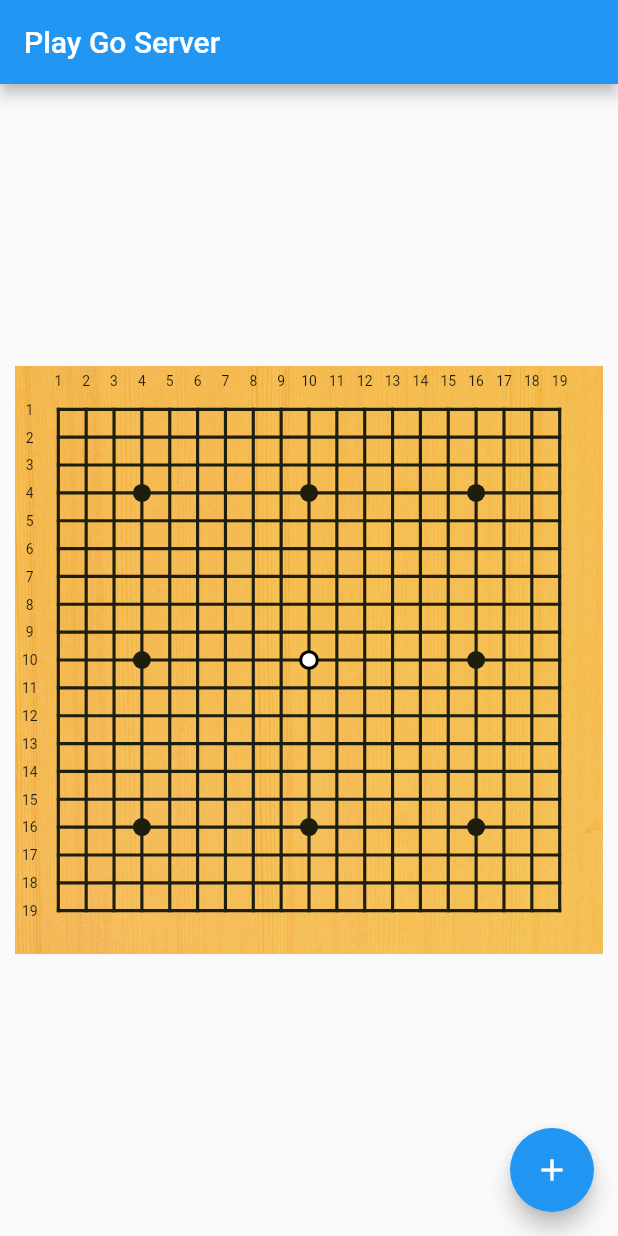
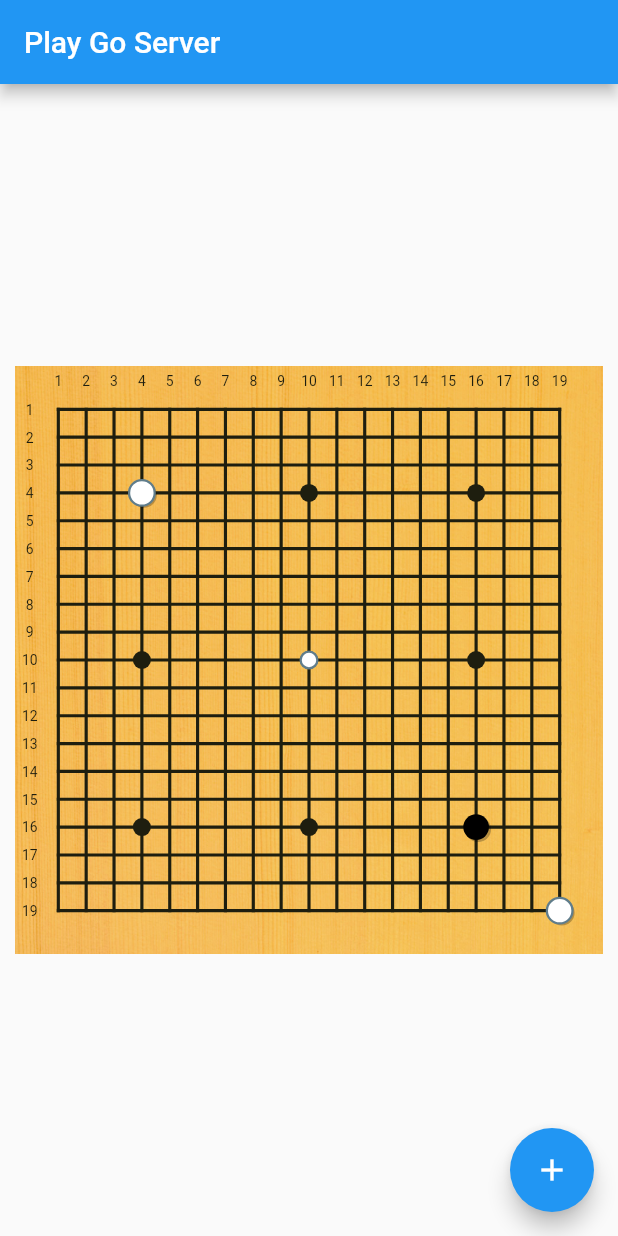
Before and after one commit to le-doude/playgo, a Flutter app: the screen it shows after launch, on a phone screen of 412 x 824 dp. Run offline on Flutter 3.47's test engine with Material 2 defaults, Android fonts, the phone set to English and light mode, and no system bars; our stand-ins replace logger.

Commit message:
Draw shadows

```diff
--- a/client/lib/go/board/layout.dart
+++ b/client/lib/go/board/layout.dart
@@ -9,9 +9,28 @@ class Layout {
 
   Layout(this.columns, this.rows, this.startPoints);
 
-  List<List<Intersection>> generateTable(Intersection Function(int column, int row) initIntersection) {
-    return List.generate(this.columns, (column) =>
-        List.generate(this.rows, (row) => initIntersection.call(column, row)));
+  List<List<Intersection>> generateTable(
+      Intersection Function(int column, int row) initIntersection) {
+    return List.generate(
+        this.columns,
+        (column) => List.generate(
+            this.rows, (row) => initIntersection.call(column, row)));
+  }
+
+  Set<BoardCoordinate> computeNeighbours(BoardCoordinate coordinate) {
+    return [
+      coordinate.translate(0, 1),
+      coordinate.translate(1, 0),
+      coordinate.translate(-1, 0),
+      coordinate.translate(0, -1),
+    ].where((e) => this.includes(e)).toSet();
+  }
+
+  bool includes(BoardCoordinate coordinate) {
+    return 0 <= coordinate.column &&
+        coordinate.column < this.columns &&
+        0 <= coordinate.row &&
+        coordinate.row < this.rows;
   }
 }
 
@@ -63,23 +82,7 @@ class BoardCoordinate {
   @override
   int get hashCode => column.hashCode ^ row.hashCode;
 
-  BoardCoordinate? up() {
-    return fromCurrent(0, -1);
-  }
-
-  BoardCoordinate? down() {
-    return fromCurrent(0, 1);
-  }
-
-  BoardCoordinate? left() {
-    return fromCurrent(-1, 0);
-  }
-
-  BoardCoordinate? right() {
-    return fromCurrent(1, 0);
-  }
-
-  BoardCoordinate? fromCurrent(int xIncr, int yIncr) {
+  BoardCoordinate translate(int xIncr, int yIncr) {
     var x = column + xIncr;
     var y = row + yIncr;
     return BoardCoordinate(x, y);
--- a/client/lib/go/board/widget/painter/layers/stones_layer.dart
+++ b/client/lib/go/board/widget/painter/layers/stones_layer.dart
@@ -13,7 +13,7 @@ class StonesLayer extends BoardLayer {
   final BoardTheme theme;
   final Board board;
 
-  StonesLayer(this.board, this.theme) : super(20);
+  StonesLayer(this.board, this.theme) : super(25);
 
   @override
   void draw(Canvas canvas, BoardCoordinatesManager coordMngr) {
--- a/client/lib/go/board/widget/painter/layers/stones_preview_layer.dart
+++ b/client/lib/go/board/widget/painter/layers/stones_preview_layer.dart
@@ -11,7 +11,7 @@ class StonesPreviewLayer extends BoardLayer {
   final StonePreviewHolder holder;
   final BoardTheme theme;
 
-  StonesPreviewLayer(this.holder, this.theme) : super(25);
+  StonesPreviewLayer(this.holder, this.theme) : super(30);
 
   @override
   void draw(Canvas canvas, BoardCoordinatesManager coordMngr) {
--- /dev/null
+++ b/client/lib/go/board/widget/painter/layers/stones_shadows_layer.dart
@@ -0,0 +1,25 @@
+import 'dart:ui';
+
+import 'package:play_go_client/go/board.dart';
+import 'package:play_go_client/go/board/theme.dart';
+import 'package:play_go_client/go/board/widget/painter/board_coordinates_manager.dart';
+import 'package:play_go_client/go/board/widget/painter/layers/board_layer.dart';
+
+class StoneShadowsLayer extends BoardLayer {
+
+  final Board _board;
+  final BoardTheme _theme;
+
+  StoneShadowsLayer(this._board, this._theme) : super(24);
+
+  @override
+  void draw(Canvas canvas, BoardCoordinatesManager coordMngr) {
+    this._board.intersections.forEach((inter) {
+      if (inter.present) {
+        this._theme.stoneDrawers.shadows.draw(
+            canvas, coordMngr, inter.coordinate);
+      }
+    });
+  }
+
+}
--- a/client/lib/go/board/widget/painter/stones_painter.dart
+++ b/client/lib/go/board/widget/painter/stones_painter.dart
@@ -5,6 +5,7 @@ import 'package:logger/logger.dart';
 import 'package:play_go_client/go/board.dart';
 import 'package:play_go_client/go/board/stone_preview_holder.dart';
 import 'package:play_go_client/go/board/theme.dart';
+import 'package:play_go_client/go/board/widget/painter/layers/stones_shadows_layer.dart';
 
 import 'board_coordinates_manager.dart';
 import 'layers/board_layer.dart';
@@ -29,6 +30,7 @@ class StonesPainter extends CustomPainter {
     if (previewHolder != null) {
       this.layers.add(StonesPreviewLayer(previewHolder, theme));
     }
+    this.layers.add(StoneShadowsLayer(this.board, this.theme));
     this.layers.addAll(layeredComponents ?? []);
     this.layers.sort((l, r) => l.priority.compareTo(r.priority));
   }
--- a/client/lib/main.dart
+++ b/client/lib/main.dart
@@ -73,6 +73,10 @@ class _PlayGoClientHomePageState extends State<PlayGoClientHomePage> {
     // fast, so that you can just rebuild anything that needs updating rather
     // than having to individually change instances of widgets.
     var board = Board(Layouts.STANDARD_19_BY_19);
+    board.place(Stone(color: "white"), BoardCoordinate(3, 3));
+    board.place(Stone(color: "black"), BoardCoordinate(15, 15));
+    board.place(Stone(color: "white"), BoardCoordinate(18, 18));
+
     var previewHolder =
         StonePreviewHolder(StonePreview("white", BoardCoordinate(9, 9)));
     var boardRenderer = BoardRenderer(
```
Also changed, not shown: client/lib/go/board.dart (+11 -38 lines), client/lib/go/board/theme.dart (+23 -2 lines).
